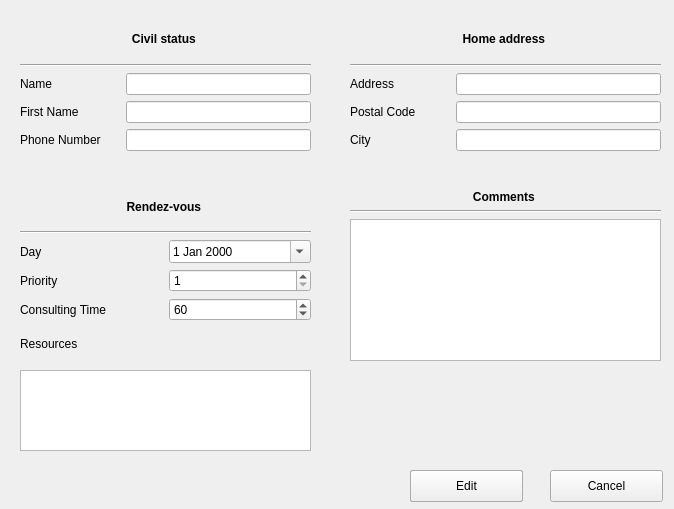
Old version of the form customer.ui in the repository GouVsky/Projet_C-.
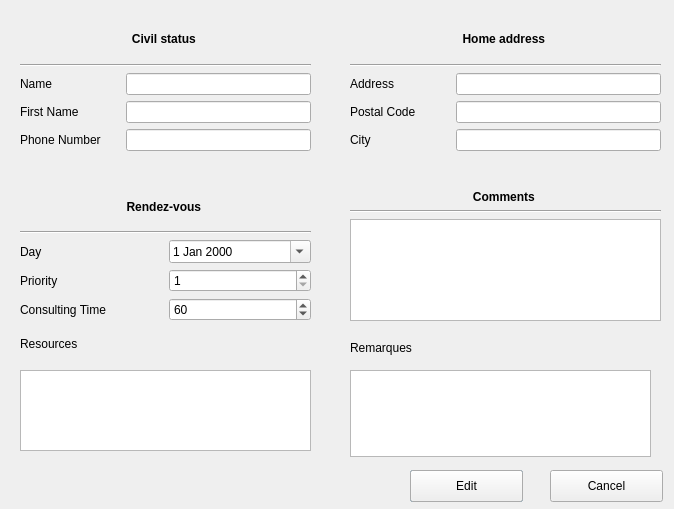
New version of the form.

```diff
--- a/customer.ui
+++ b/customer.ui
@@ -113,7 +113,7 @@
      <x>350</x>
      <y>190</y>
      <width>311</width>
-     <height>171</height>
+     <height>131</height>
     </rect>
    </property>
    <layout class="QGridLayout" name="layoutComments">
@@ -321,6 +321,29 @@
     <enum>QAbstractItemView::MultiSelection</enum>
    </property>
   </widget>
+  <widget class="QTextEdit" name="remarquesEdit">
+   <property name="geometry">
+    <rect>
+     <x>350</x>
+     <y>370</y>
+     <width>301</width>
+     <height>87</height>
+    </rect>
+   </property>
+  </widget>
+  <widget class="QLabel" name="label_2">
+   <property name="geometry">
+    <rect>
+     <x>350</x>
+     <y>340</y>
+     <width>81</width>
+     <height>16</height>
+    </rect>
+   </property>
+   <property name="text">
+    <string>Remarques</string>
+   </property>
+  </widget>
  </widget>
  <tabstops>
   <tabstop>editName</tabstop>
```
